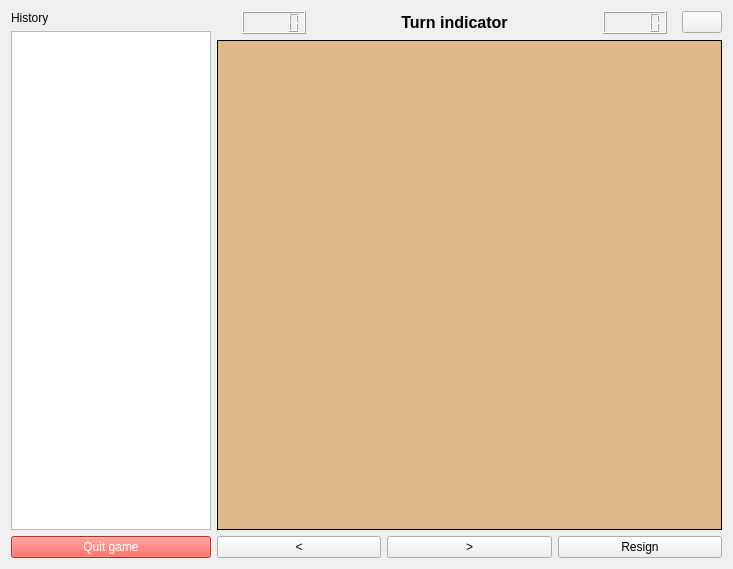
LepTho2233127/CNChess, file python/ui/gamePage.ui: the form before one commit.
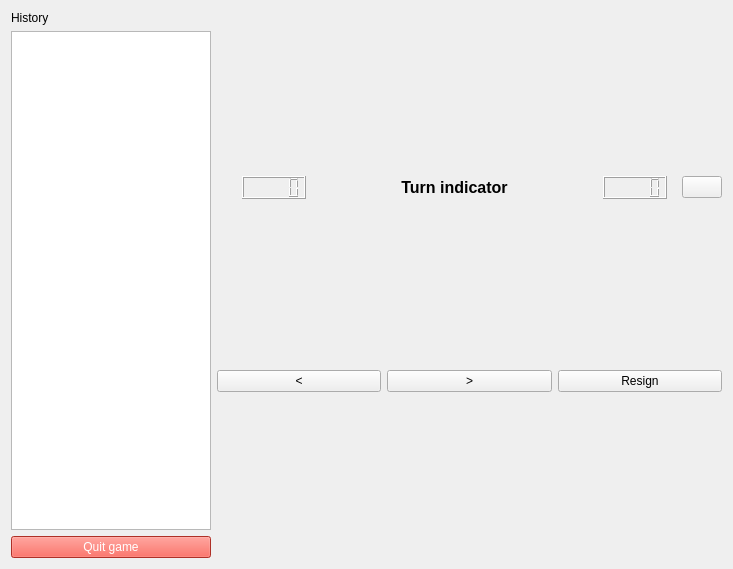
The form after the commit. Icons and pictures are not drawn.

Commit message: add grid for board

What changed in the file:
```diff
--- a/python/ui/gamePage.ui
+++ b/python/ui/gamePage.ui
@@ -101,15 +101,7 @@
         </layout>
        </item>
        <item>
-        <widget class="QFrame" name="frame_Board">
-         <property name="styleSheet">
-          <string>background-color: #DEB887;</string>
-         </property>
-         <property name="frameShape">
-          <enum>QFrame::Box</enum>
-         </property>
-         <layout class="QGridLayout" name="gridLayout_Board"/>
-        </widget>
+        <layout class="QGridLayout" name="gridBoard"/>
        </item>
        <item>
         <layout class="QHBoxLayout" name="horizontalLayout_3">
```
The commit also changes 1 other file.
